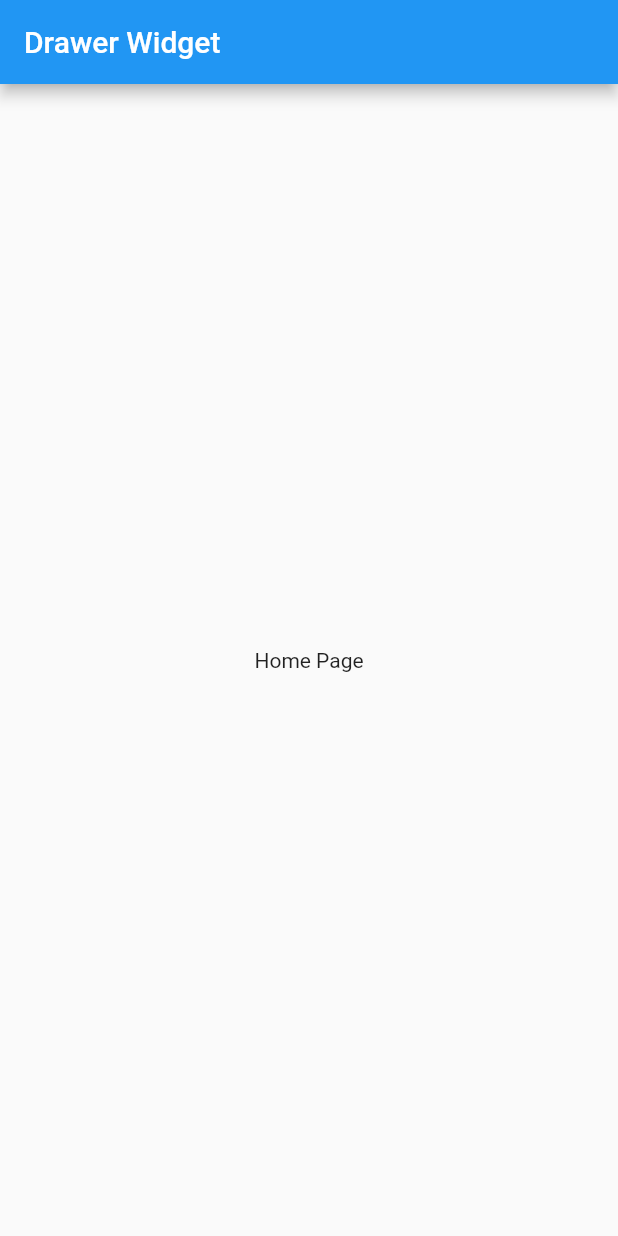
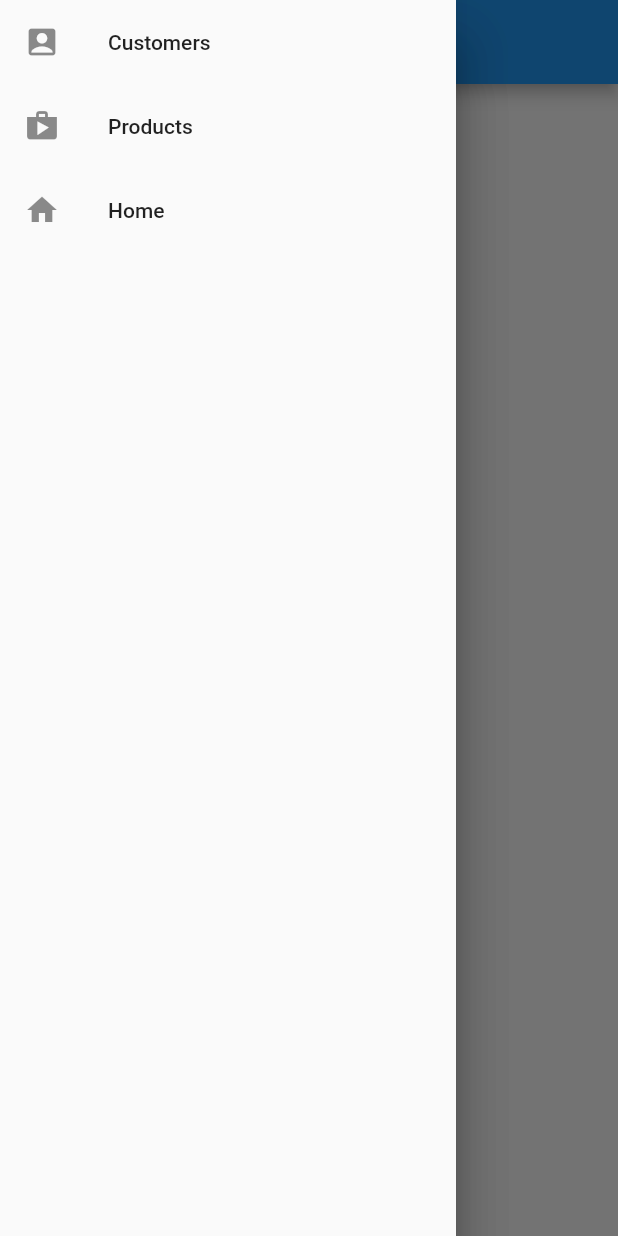
Before and after one commit to furkandeveloper/drawer_widget, a Flutter app: the screen it shows after launch, with the side drawer open (before the commit the screen has no drawer), on a phone screen of 412 x 824 dp. Run offline on Flutter 3.47's test engine with Material 2 defaults, Android fonts, the phone set to English and light mode, and no system bars.

Commit message:
drawer widget

```diff
--- a/drawer_widget/lib/main.dart
+++ b/drawer_widget/lib/main.dart
@@ -5,7 +5,6 @@ import 'package:flutter/material.dart';
 
 void main() {
   runApp(HomePage());
-  //0538 393 22 11
 }
 
 class HomePage extends StatelessWidget {
--- a/drawer_widget/lib/screens/homePageScreen.dart
+++ b/drawer_widget/lib/screens/homePageScreen.dart
@@ -1,3 +1,5 @@
+import 'package:drawer_widget/screens/customerScreen.dart';
+import 'package:drawer_widget/screens/productScreen.dart';
 import 'package:flutter/cupertino.dart';
 import 'package:flutter/material.dart';
 
@@ -20,9 +22,49 @@ class HomePageState extends State<HomePageScreen> {
       ),
       body: Container(
         child: Center(
-          child: Text("Home Page",textDirection: TextDirection.ltr,),
+          child: Text(
+            "Home Page",
+            textDirection: TextDirection.ltr,
+          ),
         ),
       ),
+      drawer: buildDrawer(context),
+    );
+  }
+
+  Drawer createMenuItems(BuildContext context) {
+    createNavigationItem(var icon, String page, String routName) {
+      return ListTile(
+        leading: Icon(icon),
+        title: Text(
+          page,
+          textDirection: TextDirection.ltr,
+        ),
+        onTap: () {
+          setState(() {
+            Navigator.of(context).pop();
+            Navigator.of(context).pushNamed(routName);
+          });
+        },
+      );
+    }
+
+    var navigationList = [
+      createNavigationItem(
+          Icons.account_box, "Customers", CustomerScreenState.routName),
+      createNavigationItem(Icons.shop, "Products", ProductScreenState.routName),
+      createNavigationItem(Icons.home, "Home", "/"),
+    ];
+
+    ListView menuItems = new ListView(
+      children: navigationList,
+    );
+    return Drawer(child: menuItems,);
+  }
+
+  buildDrawer(BuildContext context) {
+    return Drawer(
+      child: createMenuItems(context),
     );
   }
 }
--- a/drawer_widget/lib/screens/productScreen.dart
+++ b/drawer_widget/lib/screens/productScreen.dart
@@ -1,3 +1,4 @@
+import 'package:drawer_widget/screens/homePageScreen.dart';
 import 'package:flutter/material.dart';
 
 class ProductScreen extends StatefulWidget {
@@ -6,7 +7,8 @@ class ProductScreen extends StatefulWidget {
 }
 
 class ProductScreenState extends State<ProductScreen> {
-  static const String routName ="/product";
+  HomePageState homePageState = new HomePageState();
+  static const String routName = "/product";
   @override
   Widget build(BuildContext context) {
     return Scaffold(
@@ -20,5 +22,4 @@ class ProductScreenState extends State<ProductScreen> {
       ),
     );
   }
-
 }
```
Also changed, not shown: drawer_widget/lib/upload/com.reswia.halipratik.png (added).
